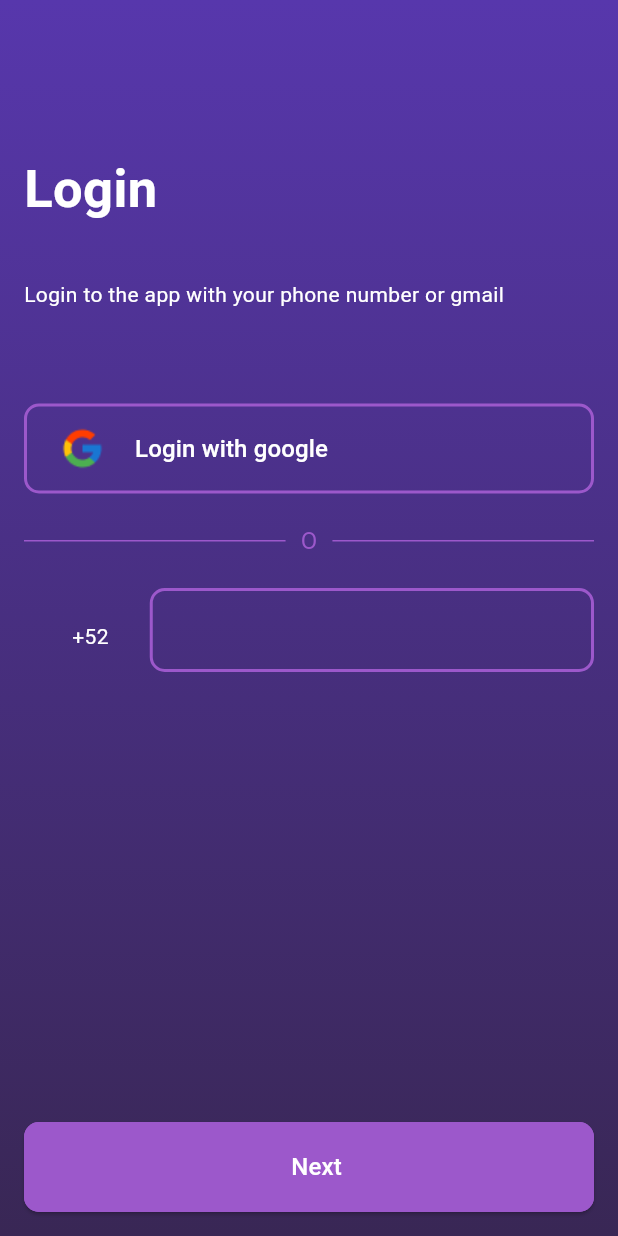
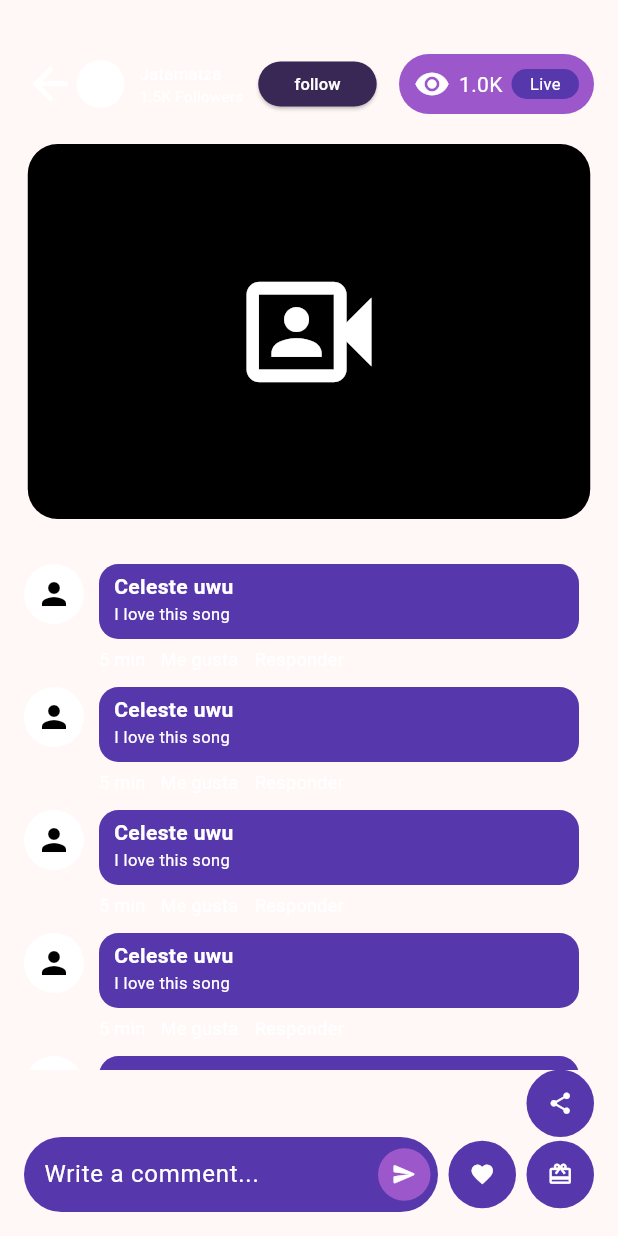
Before and after one commit to EpsyUwU/fifth_essence, a Flutter app: the screen it shows after launch, on a phone screen of 412 x 824 dp. Run offline on Flutter 3.47's test engine with Material 3 defaults, Android fonts, the light colour scheme and no system bars; drawn by our look-alikes of intl_phone_number_input; our stand-ins replace pin_code_fields.

Commit message:
stream view (complete)

```diff
--- /dev/null
+++ b/lib/display/screens/streams/stream_view.dart
@@ -0,0 +1,118 @@
+import 'package:fifth_essence/display/widgets/custom_comment.dart';
+import 'package:fifth_essence/display/widgets/custom_comment_field.dart';
+import 'package:fifth_essence/display/widgets/custom_user_infor.dart';
+import 'package:fifth_essence/display/widgets/custom_view_count.dart';
+import 'package:flutter/cupertino.dart';
+import 'package:flutter/material.dart';
+
+class StreamView extends StatelessWidget {
+  const StreamView({super.key, required this.title});
+
+  final String title;
+
+  @override
+  Widget build(BuildContext context) {
+    return Scaffold(
+      body: Padding(
+        padding: const EdgeInsets.all(16),
+        child: Column(
+          children: [
+            const SizedBox(height: 20,),
+            Row(
+              children: [
+                const Icon(
+                  Icons.arrow_back,
+                  size: 35,
+                  color: Colors.white,
+                ),
+                const CustomUserInfo(),
+                SizedBox(
+                  width: 79,
+                  height: 30,
+                  child: ElevatedButton(onPressed: popo,
+                      style: ElevatedButton.styleFrom(
+                        backgroundColor: const Color.fromRGBO(57, 39, 85, 100), // Este es el color de fondo del botón
+                      ),
+                      child: const Text(
+                          "follow",
+                          style: TextStyle(
+                            fontSize: 11,
+                            color: Colors.white,
+                          )
+                      )
+                  ),
+                ),
+                const Spacer(),
+                const CustomViewCount(viewers: 1000)
+              ]
+            ),
+            const SizedBox(height: 20,),
+            Container(
+              width: 375,
+              height: 250,
+              decoration: BoxDecoration(
+                color: Colors.black,
+                borderRadius: BorderRadius.circular(20)
+              ),
+              child: Icon(
+                Icons.video_camera_front_outlined,
+                size: 100,
+                color: Colors.white,
+              ),
+            ),
+            const SizedBox(height: 20,),
+            const Expanded(
+              child: SingleChildScrollView(
+                  child: Column(
+                      children: [
+                        CustomComment(
+                            username: "Celeste uwu",
+                            comment: "I love this song"
+                        ),
+                        CustomComment(
+                            username: "Celeste uwu",
+                            comment: "I love this song"
+                        ),
+                        CustomComment(
+                            username: "Celeste uwu",
+                            comment: "I love this song"
+                        ),
+                        CustomComment(
+                            username: "Celeste uwu",
+                            comment: "I love this song"
+                        ),
+                        CustomComment(
+                            username: "Celeste uwu",
+                            comment: "I love this song"
+                        ),
+                        CustomComment(
+                            username: "Celeste uwu",
+                            comment: "I love this song"
+                        ),
+                        CustomComment(
+                            username: "Celeste uwu",
+                            comment: "I love this song"
+                        ),
+                        CustomComment(
+                            username: "Celeste uwu",
+                            comment: "I love this song"
+                        ),
+                        CustomComment(
+                            username: "Celeste uwu",
+                            comment: "I love this song"
+                        ),
+                      ]
+                  )
+              ),
+            ),
+            CustomCommentField()
+          ],
+        ),
+      )
+    );
+  }
+
+  void popo() {
+    print("popo");
+  }
+}
--- /dev/null
+++ b/lib/display/widgets/custom_comment.dart
@@ -0,0 +1,104 @@
+import 'package:flutter/material.dart';
+
+class CustomComment extends StatelessWidget {
+  const CustomComment({super.key, required this.username, required this.comment});
+
+  final String username;
+  final String comment;
+
+  @override
+  Widget build(BuildContext context) {
+    return Padding(
+      padding: const EdgeInsets.fromLTRB(0, 10, 0, 0),
+      child: Row(
+        crossAxisAlignment: CrossAxisAlignment.start,
+          children: [
+            Container(
+                width: 40,
+                height: 40,
+                decoration: BoxDecoration(
+                  color: Colors.white,
+                  borderRadius: BorderRadius.circular(90),
+                ),
+                child: const Icon(
+                  Icons.person,
+                  color: Colors.black,
+                )
+            ),
+            const SizedBox(width: 10),
+            Column(
+              crossAxisAlignment: CrossAxisAlignment.start,
+              children: [
+                Container(
+                    decoration: BoxDecoration(
+                      color: const Color.fromRGBO(87, 55, 172, 100),
+                      borderRadius: BorderRadius.circular(13),
+                    ),
+                    width: 320,
+                    height: 50,
+                    child: Row(
+                      children: [
+                        const SizedBox(width: 10),
+                        Column(
+                          crossAxisAlignment: CrossAxisAlignment.start,
+                          children: [
+                            const SizedBox(height: 5),
+                            Text(
+                              username,
+                              style: const TextStyle(
+                                fontSize: 14,
+                                fontWeight: FontWeight.bold,
+                                color: Colors.white,
+                              ),
+                            ),
+                            Text(
+                              comment,
+                              style: const TextStyle(
+                                fontSize: 11,
+                                color: Colors.white,
+                              ),
+                            )
+                          ],
+                        ),
+                      ],
+                    )
+                ),
+                SizedBox(height: 5),
+                const Align(
+                  alignment: Alignment.centerLeft,
+                  child: Row(
+                      crossAxisAlignment: CrossAxisAlignment.start,
+                      children: [
+                        Text(
+                            "5 min",
+                            style: TextStyle(
+                              fontSize: 12,
+                              color: Colors.white,
+                            )
+                        ),
+                        SizedBox(width: 10),
+                        Text(
+                            "Me gusta",
+                            style: TextStyle(
+                              fontSize: 12,
+                              color: Colors.white,
+                            )
+                        ),
+                        SizedBox(width: 11),
+                        Text(
+                            "Responder",
+                            style: TextStyle(
+                              fontSize: 12,
+                              color: Colors.white,
+                            )
+                        ),
+                      ]
+                  ),
+                )
+              ],
+            )
+          ]
+      ),
+    );
+  }
+}
--- /dev/null
+++ b/lib/display/widgets/custom_comment_field.dart
@@ -0,0 +1,103 @@
+
+import 'package:fifth_essence/display/widgets/custom_text_field.dart';
+import 'package:flutter/cupertino.dart';
+import 'package:flutter/material.dart';
+
+class CustomCommentField extends StatelessWidget {
+  const CustomCommentField({super.key});
+
+  @override
+  Widget build(BuildContext context) {
+    return Column(
+      children: [
+        Align(
+          alignment: Alignment.centerRight,
+          child: Container(
+            width: 45,
+            height: 45,
+            decoration: BoxDecoration(
+              color: const Color.fromRGBO(87, 55, 172, 100),
+              borderRadius: BorderRadius.circular(90),
+            ),
+            child: const Icon(
+              size: 17,
+              Icons.share,
+              color: Colors.white,
+            ),
+          ),
+        ),
+         Row(
+          children: [
+            Expanded(
+                child: Container(
+                  width: 330,
+                  height: 50,
+                  decoration: BoxDecoration(
+                    color: const Color.fromRGBO(87, 55, 172, 100),
+                    borderRadius: BorderRadius.circular(35),
+                  ),
+                  child: Row(
+                    children: [
+                      const Expanded(
+                          child: TextField(
+                            decoration: InputDecoration(
+                              hintText: "   Write a comment...",
+                              hintStyle: TextStyle(
+                                color: Colors.white,
+                              ),
+                              border: InputBorder.none,
+                            ),
+                          )
+                      ),
+                      Container(
+                        width: 35,
+                        height: 35,
+                        decoration: BoxDecoration(
+                          color: const Color.fromRGBO(156, 88, 203, 100),
+                          borderRadius: BorderRadius.circular(90),
+                        ),
+                        child: const Icon(
+                          size: 17,
+                          Icons.send_rounded,
+                          color: Colors.white,
+                        ),
+                      ),
+                      const SizedBox(width: 5),
+                    ],
+                  )
+                )
+            ),
+            const SizedBox(width: 7),
+            Container(
+              width: 45,
+              height: 45,
+              decoration: BoxDecoration(
+                color: const Color.fromRGBO(87, 55, 172, 100),
+                borderRadius: BorderRadius.circular(90),
+              ),
+              child: const Icon(
+                size: 17,
+                Icons.favorite,
+                color: Colors.white,
+              ),
+            ),
+            const SizedBox(width: 7),
+            Container(
+              width: 45,
+              height: 45,
+              decoration: BoxDecoration(
+                color: const Color.fromRGBO(87, 55, 172, 100),
+                borderRadius: BorderRadius.circular(90),
+              ),
+              child: const Icon(
+                size: 17,
+                Icons.wallet_giftcard,
+                color: Colors.white,
+              ),
+            ),
+          ],
+        )
+      ],
+    );
+  }
+}
--- /dev/null
+++ b/lib/display/widgets/custom_user_infor.dart
@@ -0,0 +1,45 @@
+import 'package:flutter/material.dart';
+
+class CustomUserInfo extends StatelessWidget {
+  const CustomUserInfo({super.key});
+
+  @override
+  Widget build(BuildContext context) {
+    return Row(
+      children: [
+        Container(
+          width: 32,
+          height: 32,
+          decoration: BoxDecoration(
+            color: Colors.white,
+            borderRadius: BorderRadius.circular(90),
+          ),
+        ),
+        const SizedBox(width: 10),
+        const Align(
+          alignment: Alignment.centerLeft,
+          child: Column(
+              crossAxisAlignment: CrossAxisAlignment.start,
+              children: [
+                Text(
+                    "Jatamatza",
+                    style: TextStyle(
+                      fontSize: 11,
+                      color: Colors.white,
+                    )
+                ),
+                Text(
+                    "1.5K Followers",
+                    style: TextStyle(
+                      fontSize: 10,
+                      color: Colors.white,
+                    )
+                ),
+              ]
+          ),
+        ),
+        const SizedBox(width: 10),
+      ]
+    );
+  }
+}
--- /dev/null
+++ b/lib/display/widgets/custom_view_count.dart
@@ -0,0 +1,70 @@
+import 'package:flutter/material.dart';
+
+class CustomViewCount extends StatelessWidget {
+  const CustomViewCount({super.key, required this.viewers});
+
+  final double viewers;
+
+  @override
+  Widget build(BuildContext context) {
+
+    String viewersCountSymbol = "";
+    double viewersCount = viewers;
+
+    if(viewers <= 1000) {
+      viewersCountSymbol = "K";
+      viewersCount = viewers / 1000;
+    }
+
+    return Row(
+      children: [
+        Container(
+          decoration: BoxDecoration(
+            color: const Color.fromRGBO(156, 88, 203, 100),
+            borderRadius: BorderRadius.circular(20),
+          ),
+          width: 130,
+          height: 40,
+          child: Align(
+            child: Padding(
+              padding: const EdgeInsets.only(left: 10, right: 10),
+              child: Row(
+                  children: [
+                    const Icon(
+                      Icons.remove_red_eye_rounded,
+                      color: Colors.white,
+                    ),
+                    const Spacer(),
+                    Text(
+                        viewersCount.toString() + viewersCountSymbol,
+                        style: const TextStyle(
+                          color: Colors.white,
+                        )
+                    ),
+                    const Spacer(),
+                    Container(
+                        decoration: BoxDecoration(
+                          color: const Color.fromRGBO(87, 55, 172, 100),
+                          borderRadius: BorderRadius.circular(20),
+                        ),
+                        width: 45,
+                        height: 20,
+                        child: const Align(
+                          child: Text(
+                              "Live",
+                            style: TextStyle(
+                                fontSize: 11,
+                                color: Colors.white,
+                            ),
+                          ),
+                        )
+                    )
+                  ]
+              ),
+            )
+          ),
+        )
+      ],
+    );
+  }
+}
--- a/lib/main.dart
+++ b/lib/main.dart
@@ -1,4 +1,5 @@
 import 'package:fifth_essence/display/screens/register/register.dart';
+import 'package:fifth_essence/display/screens/streams/stream_view.dart';
 import 'package:fifth_essence/display/widgets/navbar.dart';
 import 'package:flutter/material.dart';
 
@@ -13,13 +14,16 @@ class MyApp extends StatelessWidget {
     return MaterialApp(
       title: 'Fifth essense',
       theme: ThemeData(
-        colorScheme: ColorScheme.fromSeed(seedColor: Colors.redAccent),
+        colorScheme: ColorScheme.fromSeed(
+            seedColor: Colors.redAccent,
+            background: Color.fromRGBO(87, 55, 172, 100)
+        ),
         useMaterial3: true,
         appBarTheme: const AppBarTheme(backgroundColor: Color(0xFF5737AC),),
         bottomNavigationBarTheme: const BottomNavigationBarThemeData(backgroundColor: Color(0xFF5737AC))
       ),
       debugShowCheckedModeBanner: false,
-      home: const Register(),
+      home: const StreamView(title: "hola soy un stream",),
     );
   }
 }
--- a/pubspec.yaml
+++ b/pubspec.yaml
@@ -62,7 +62,9 @@ flutter:
 
   # To add assets to your application, add an assets section, like this:
   assets:
+    - assets/image/back_arrow.png
     - assets/image/logo_google.png
+    - assets/image/icon_eye.png
   #   - images/a_dot_burr.jpeg
   #   - images/a_dot_ham.jpeg
 
```
Also changed, not shown: assets/image/back_arrow.png (added), assets/image/icon_eye.png (added).
